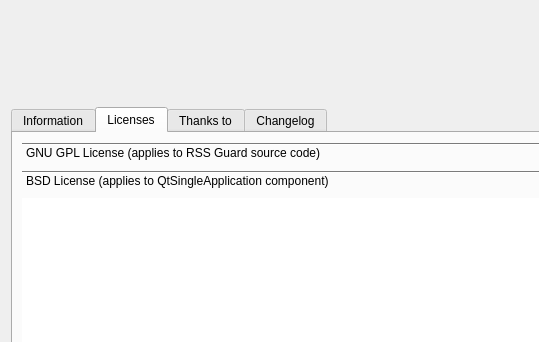
Above: src/gui/formabout.ui from martinrotter/rssguard before the change; both pictures show x 0 to 539 and y 0 to 342 of the 727 by 446 pixel window. Below: the same form after it.
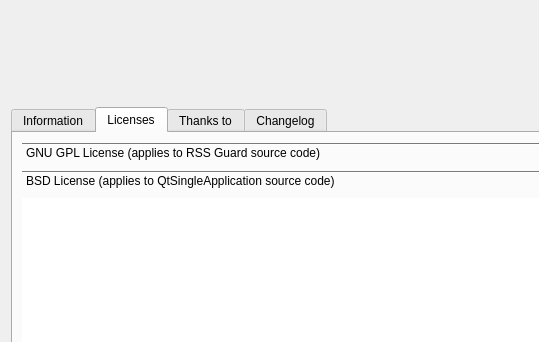
That is the form after the change. The open tabs and pages were chosen to show the change.

```diff
--- a/src/gui/formabout.ui
+++ b/src/gui/formabout.ui
@@ -239,7 +239,7 @@
          </widget>
          <widget class="QWidget" name="page_BSD">
           <attribute name="label">
-           <string>BSD License (applies to QtSingleApplication component)</string>
+           <string>BSD License (applies to QtSingleApplication source code)</string>
           </attribute>
           <layout class="QVBoxLayout" name="verticalLayout_5">
            <property name="leftMargin">
```
Left out of the diff: 8 changed lines with no effect on the pictures.
